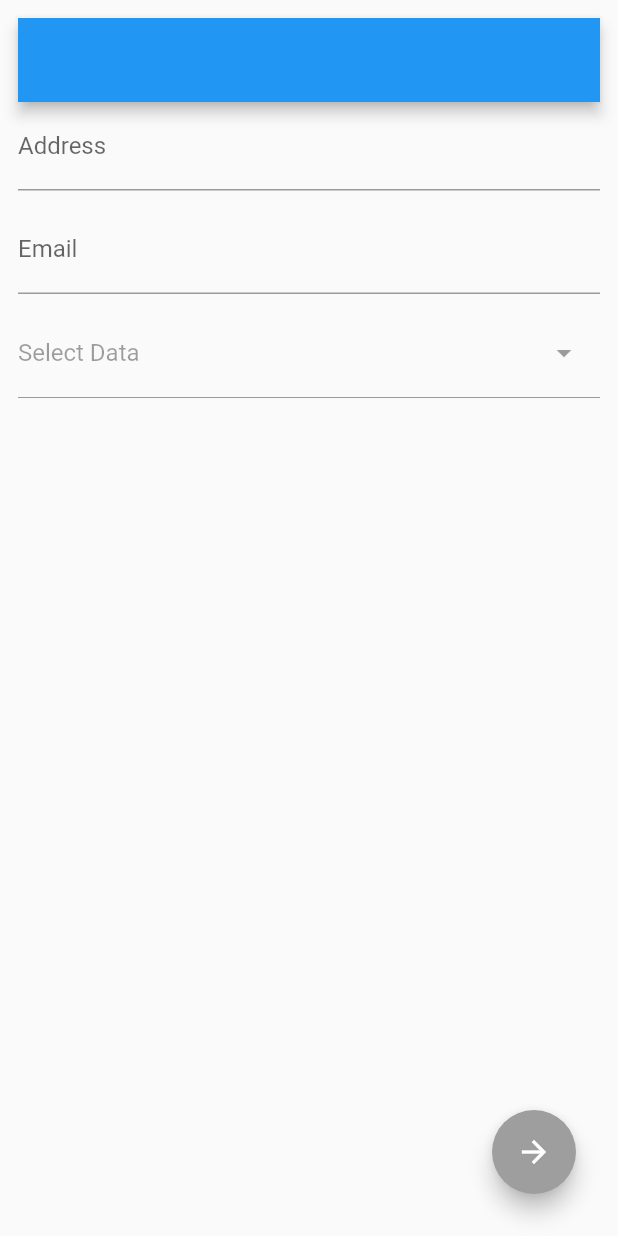
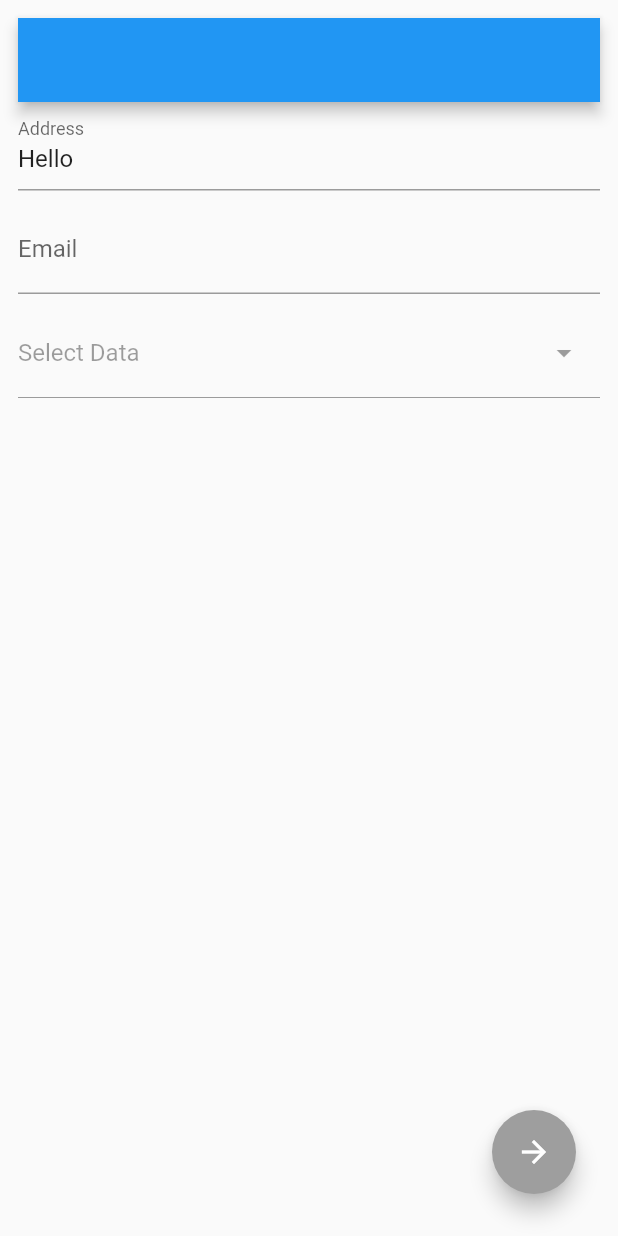
Before and after one commit to rabindra2049/Multi-TextField-Validator, a Flutter app: the screen it shows after launch, after a tap on "Select Data", on a phone screen of 412 x 824 dp. Run offline on Flutter 3.47's test engine with Material 2 defaults, Android fonts, the phone set to English and light mode, and no system bars; our stand-ins replace bloc, flutter_bloc, formz, freezed_annotation; missing offline and left inert: dart:ffi.

Commit message:
Added dropdown logic and set value to next form field

```diff
--- a/validator_with_cubit_generic/lib/screens/form_field_page.dart
+++ b/validator_with_cubit_generic/lib/screens/form_field_page.dart
@@ -83,10 +83,9 @@ class _RemarksInput extends StatelessWidget {
       builder: (context, state) {
         return GestureDetector(
           onTap: () {
-            print("ON TAP");
             _cubit.updateField('address', UserNameInputField.custom("Hello"));
           },
-          child: TextField(
+          child: TextFormField(
             enabled: false,
             readOnly: true,
             key: const Key("personalInfoForm_remarksInput_textField"),
@@ -95,9 +94,9 @@ class _RemarksInput extends StatelessWidget {
               _cubit.updateField('remarks', name);
             },
             decoration: const InputDecoration(
-              labelText: 'Select Data',
-              suffixIcon: Icon(Icons.arrow_drop_down)
-            ),
+                labelText: 'Select Data',
+                helperText: 'Clicking on this will set data on Address field',
+                suffixIcon: Icon(Icons.arrow_drop_down)),
           ),
         );
       },
@@ -106,13 +105,24 @@ class _RemarksInput extends StatelessWidget {
 }
 
 class _AddressInput extends StatelessWidget {
+  final TextEditingController _textEditingController = TextEditingController();
+
   @override
   Widget build(BuildContext context) {
     return BlocBuilder<GenericFormFieldCubit, GenericFormFieldState>(
       buildWhen: (previous, current) =>
           previous.formFields['address'] != current.formFields['address'],
       builder: (context, state) {
+        final currentValue = state.formFields['address']?.value;
+        TextSelection previousSelection = _textEditingController.selection;
+
+        final editValue = TextEditingValue(
+          text: currentValue,
+          selection: previousSelection,
+        );
+        _textEditingController.value = editValue;
         return TextField(
+          controller: _textEditingController,
           key: const Key('personalInfoForm_addressInput_textField'),
           onChanged: (value) {
             final name = UserNameInputField.custom(value,
```
